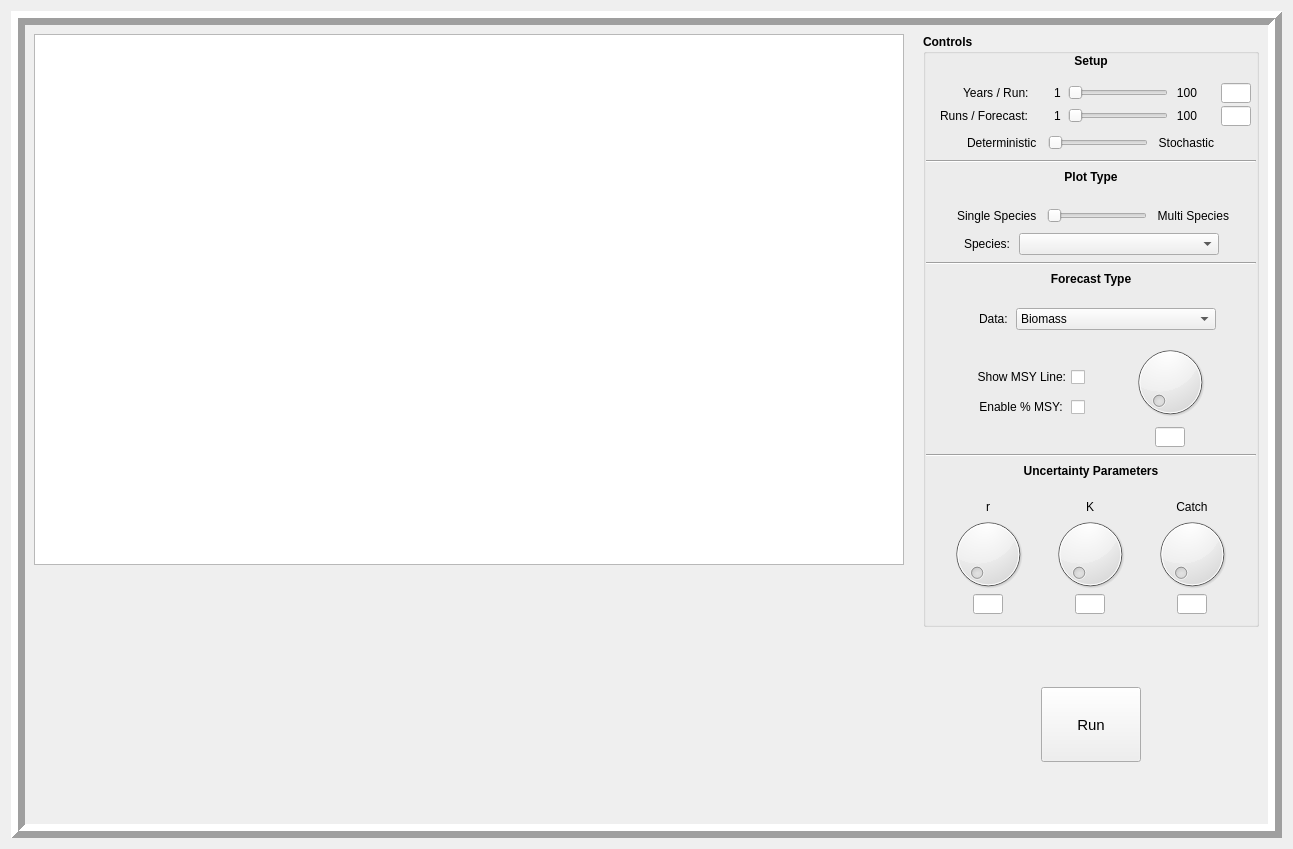
Before: the Qt Designer form MSSPM_Main/forms/MMode/mModeWindow.ui in nmfs-fish-tools/MSSPM, drawn with Qt 5.
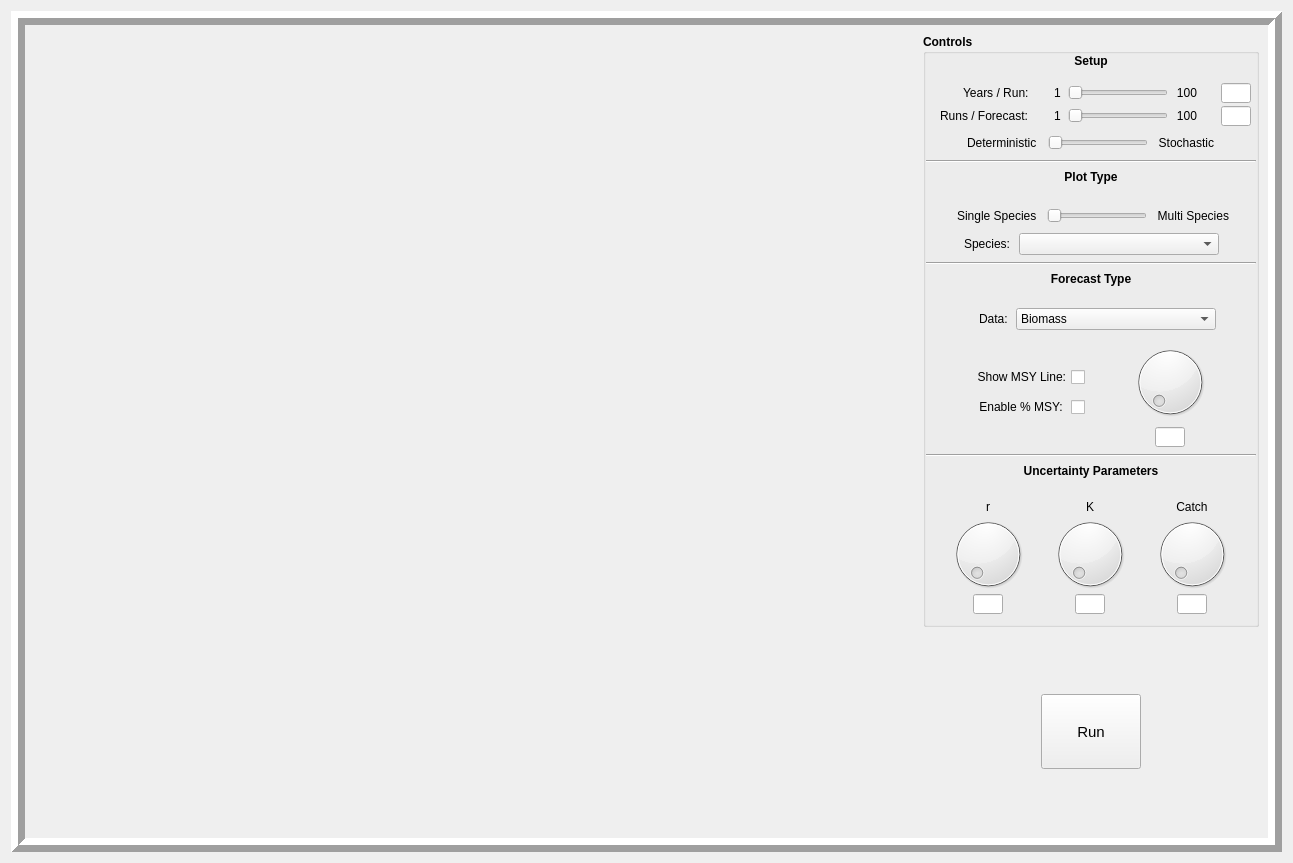
After: the same form once the commit is applied.

Commit message: added save functionality to MMode Run

```diff
--- a/MSSPM_Main/forms/MMode/mModeWindow.ui
+++ b/MSSPM_Main/forms/MMode/mModeWindow.ui
@@ -7,7 +7,7 @@
     <x>0</x>
     <y>0</y>
     <width>1293</width>
-    <height>785</height>
+    <height>863</height>
    </rect>
   </property>
   <property name="windowTitle">
@@ -58,20 +58,7 @@
               <enum>QLayout::SetFixedSize</enum>
              </property>
              <item>
-              <widget class="QListWidget" name="MModeUpperPlotWidget">
-               <property name="sizePolicy">
-                <sizepolicy hsizetype="MinimumExpanding" vsizetype="MinimumExpanding">
-                 <horstretch>0</horstretch>
-                 <verstretch>0</verstretch>
-                </sizepolicy>
-               </property>
-               <property name="minimumSize">
-                <size>
-                 <width>800</width>
-                 <height>400</height>
-                </size>
-               </property>
-              </widget>
+              <widget class="QWidget" name="MModeUpperPlotWidget" native="true"/>
              </item>
              <item>
               <widget class="QWidget" name="MModeHarvestChartWidget" native="true">
```
Left out of the diff: 6 changed lines with no effect on the pictures. The commit also changes 82 other files.
